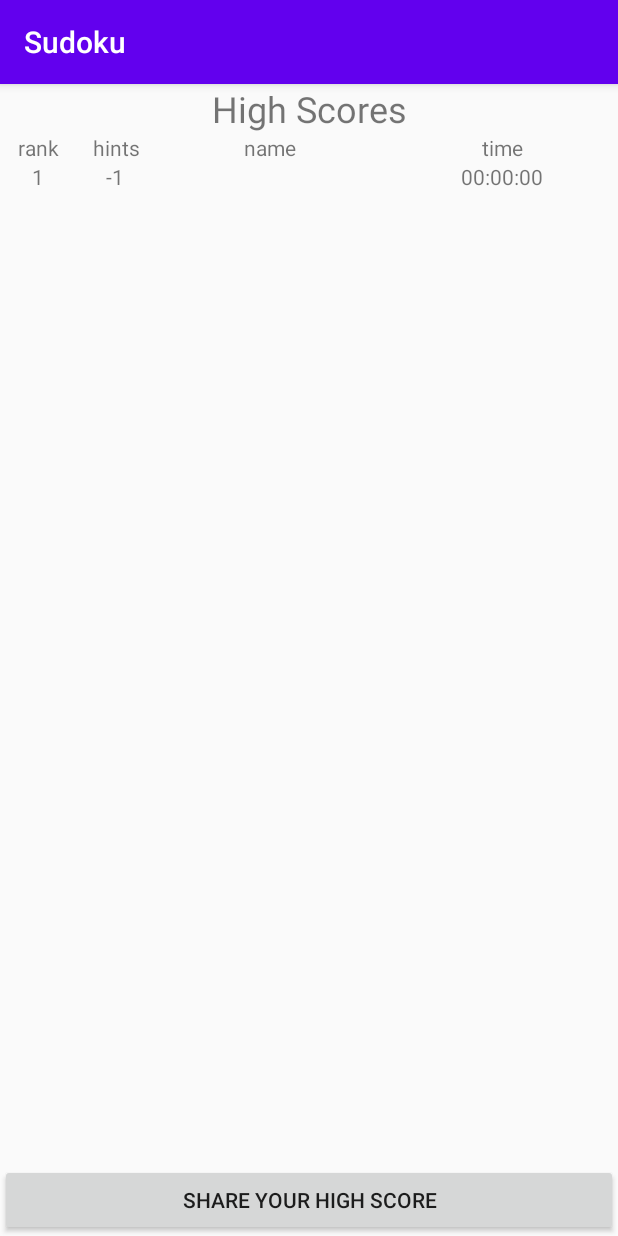
After one commit to matandoren/Sudoku, an Android app: the HighScoresActivity screen opened directly, with no data from a screen before it, on a phone screen of 412 x 824 dp. The commit adds this screen. Run offline under Robolectric (Android 15) with nearby library versions, the phone set to English and light mode, and no system bars.

Commit message:
Almost done

```diff
--- a/app/build.gradle
+++ b/app/build.gradle
@@ -31,4 +31,5 @@ dependencies {
     testImplementation 'junit:junit:4.12'
     androidTestImplementation 'androidx.test.ext:junit:1.1.1'
     androidTestImplementation 'androidx.test.espresso:espresso-core:3.2.0'
+    implementation 'androidx.recyclerview:recyclerview:1.1.0'
 }
--- a/app/src/main/AndroidManifest.xml
+++ b/app/src/main/AndroidManifest.xml
@@ -11,7 +11,8 @@
         android:roundIcon="@mipmap/ic_launcher_round"
         android:supportsRtl="true"
         android:theme="@style/AppTheme">
-        <activity android:name=".CreatePuzzleActivity"></activity>
+        <activity android:name=".HighScoresActivity"></activity>
+        <activity android:name=".CreatePuzzleActivity" />
         <activity android:name=".PlayActivity" />
         <activity android:name=".MainActivity">
             <intent-filter>
--- a/app/src/main/java/com/example/sudoku/CreatePuzzleActivity.java
+++ b/app/src/main/java/com/example/sudoku/CreatePuzzleActivity.java
@@ -123,6 +123,7 @@ public class CreatePuzzleActivity extends AppCompatActivity implements AddPhoneD
         Intent intent = new Intent(this,PlayActivity.class);
         intent.putExtra("PHONENUMBER",this.phoneNumber);
         intent.putExtra("HINTS", hints);
+        intent.putExtra("NAME", getIntent().getStringExtra("NAME"));
         startActivity(intent);
     }
 
--- /dev/null
+++ b/app/src/main/java/com/example/sudoku/HighScoreRecord.java
@@ -0,0 +1,18 @@
+package com.example.sudoku;
+
+import java.io.Serializable;
+
+public class HighScoreRecord implements Serializable, Comparable<HighScoreRecord> {
+    public int rank;
+    public int hints;
+    public String name;
+    public long time;
+
+    @Override
+    public int compareTo(HighScoreRecord o) {
+        if (hints == o.hints)
+            return (int)(time - o.time);
+        else
+            return hints - o.hints;
+    }
+}
--- /dev/null
+++ b/app/src/main/java/com/example/sudoku/HighScoresActivity.java
@@ -0,0 +1,80 @@
+package com.example.sudoku;
+
+import androidx.appcompat.app.AppCompatActivity;
+import androidx.recyclerview.widget.LinearLayoutManager;
+import androidx.recyclerview.widget.RecyclerView;
+
+import android.content.Intent;
+import android.os.Bundle;
+import android.widget.Toast;
+
+import java.io.File;
+import java.io.FileInputStream;
+import java.io.FileOutputStream;
+import java.io.IOException;
+import java.io.ObjectInputStream;
+import java.io.ObjectOutputStream;
+import java.util.Collections;
+import java.util.LinkedList;
+import java.util.List;
+
+public class HighScoresActivity extends AppCompatActivity {
+
+    @Override
+    protected void onCreate(Bundle savedInstanceState) {
+        super.onCreate(savedInstanceState);
+        setContentView(R.layout.activity_high_scores);
+
+        Intent intent = getIntent();
+        HighScoreRecord latestHighScore = new HighScoreRecord();
+        latestHighScore.rank = 1;
+        latestHighScore.hints = intent.getIntExtra("NUM_OF_HINTS", -1);
+        latestHighScore.name = intent.getStringExtra("NAME");
+        latestHighScore.time = intent.getLongExtra("TIME", -1);
+
+        List<HighScoreRecord> highScoreList = null;
+        File file = new File(getFilesDir(), getString(R.string.filename));
+        if (!file.exists()) {
+            highScoreList = new LinkedList<>();
+            highScoreList.add(latestHighScore);
+        } else {
+            ObjectInputStream is = null;
+            try {
+                is = new ObjectInputStream(new FileInputStream(file));
+                highScoreList = (LinkedList<HighScoreRecord>) is.readObject();
+            } catch (IOException | ClassNotFoundException e) {
+                Toast.makeText(this, e.getMessage(), Toast.LENGTH_LONG).show();
+            } finally {
+                try {
+                    if (is != null)
+                        is.close();
+                } catch (IOException e) {
+                    Toast.makeText(this, e.getMessage(), Toast.LENGTH_LONG).show();
+                }
+            }
+            if (highScoreList != null) {
+                highScoreList.add(latestHighScore);
+                Collections.sort(highScoreList);
+
+                int i = 1;
+                for (HighScoreRecord record : highScoreList)
+                    record.rank = i++;
+            }
+        }
+        if (file.exists())
+            file.delete();
+        try {
+            ObjectOutputStream os = new ObjectOutputStream(new FileOutputStream(file));
+            os.writeObject(highScoreList);
+            os.close();
+        } catch (IOException e) {
+            Toast.makeText(this, e.getMessage(), Toast.LENGTH_LONG).show();
+        }
+
+
+        RecyclerView recyclerView = findViewById(R.id.recycler);
+        recyclerView.setLayoutManager(new LinearLayoutManager(this));
+        HighScoresRecyclerAdapter adapter = new HighScoresRecyclerAdapter(this, highScoreList);
+        recyclerView.setAdapter(adapter);
+    }
+}
--- /dev/null
+++ b/app/src/main/java/com/example/sudoku/HighScoresRecyclerAdapter.java
@@ -0,0 +1,70 @@
+package com.example.sudoku;
+
+import android.content.Context;
+import android.view.LayoutInflater;
+import android.view.View;
+import android.view.ViewGroup;
+import android.widget.TextView;
+
+import androidx.annotation.NonNull;
+import androidx.recyclerview.widget.RecyclerView;
+
+import java.util.List;
+
+public class HighScoresRecyclerAdapter extends RecyclerView.Adapter<HighScoresRecyclerAdapter.ViewHolder> {
+    private List<HighScoreRecord> mData;
+    private LayoutInflater mInflater;
+
+
+    // data is passed into the constructor
+    HighScoresRecyclerAdapter(Context context, List<HighScoreRecord> data) {
+        this.mInflater = LayoutInflater.from(context);
+        this.mData = data;
+    }
+
+    // inflates the row layout from xml when needed
+    @NonNull
+    @Override
+    public ViewHolder onCreateViewHolder(@NonNull ViewGroup parent, int viewType) {
+        View view = mInflater.inflate(R.layout.row_layout, parent, false);
+        return new ViewHolder(view);
+    }
+
+    // binds the data to the TextView in each row
+    @Override
+    public void onBindViewHolder(ViewHolder holder, int position) {
+        HighScoreRecord record = mData.get(position);
+        holder.rankTV.setText("" + record.rank);
+        holder.hintsTV.setText("" + record.hints);
+        holder.nameTV.setText(record.name);
+        long time = record.time / 1000; // converts the time from milliseconds to seconds
+        int seconds = (int)(time % 60);
+        time /= 60; // converts the time from seconds to minutes
+        int minutes = (int)(time % 60);
+        time /= 60; // converts the time from minutes to hours
+        holder.timeTV.setText(String.format("%02d:%02d:%02d", time, minutes, seconds));
+    }
+
+    // total number of rows
+    @Override
+    public int getItemCount() {
+        return mData.size();
+    }
+
+    // stores and recycles views as they are scrolled off screen
+    public class ViewHolder extends RecyclerView.ViewHolder {
+        TextView rankTV;
+        TextView hintsTV;
+        TextView nameTV;
+        TextView timeTV;
+
+        ViewHolder(View itemView) {
+            super(itemView);
+            rankTV = itemView.findViewById(R.id.rank_TV);
+            hintsTV = itemView.findViewById(R.id.hints_TV);
+            nameTV = itemView.findViewById(R.id.name_TV);
+            timeTV = itemView.findViewById(R.id.time_TV);
+        }
+    }
+
+}
--- a/app/src/main/java/com/example/sudoku/MainActivity.java
+++ b/app/src/main/java/com/example/sudoku/MainActivity.java
@@ -28,6 +28,7 @@ public class MainActivity extends AppCompatActivity implements AddPhoneDialog.Ad
     private Button playButton;
     private Button createButton;
     private String phoneNumber;
+    private String name;
     private EditText numOfHintsEditText;
     private SudokuHint[] hints;
     private ProgressBar progressBar;
@@ -61,6 +62,13 @@ public class MainActivity extends AppCompatActivity implements AddPhoneDialog.Ad
                 String temp;
                 int numOfHints;
 
+                EditText et = findViewById(R.id.name_editText);
+                name = et.getText().toString();
+                if (name.equals("")) {
+                    Toast.makeText(MainActivity.this, R.string.name_is_mandatory_toast, Toast.LENGTH_LONG).show();
+                    return;
+                }
+
                 if (!(temp = numOfHintsEditText.getText().toString()).equals("") && (numOfHints = Integer.parseInt(temp)) >= MIN_HINTS && numOfHints < BOARD_SIZE * BOARD_SIZE) {
                     playButton.setEnabled(false);
                     numOfHintsEditText.setEnabled(false);
@@ -80,6 +88,12 @@ public class MainActivity extends AppCompatActivity implements AddPhoneDialog.Ad
         createButton.setOnClickListener(new View.OnClickListener() {
             @Override
             public void onClick(View v) {
+                EditText et = findViewById(R.id.name_editText);
+                name = et.getText().toString();
+                if (name.equals("")) {
+                    Toast.makeText(MainActivity.this, R.string.name_is_mandatory_toast, Toast.LENGTH_LONG).show();
+                    return;
+                }
                 MainActivity.this.openSudokuActivity();
             }
         });
@@ -87,14 +101,15 @@ public class MainActivity extends AppCompatActivity implements AddPhoneDialog.Ad
 
     private void openSudokuActivity() {
         Intent intent = new Intent(this,CreatePuzzleActivity.class);
+        intent.putExtra("NAME", name);
         startActivity(intent);
     }
 
     private void openPlayActivity(){
         Intent intent = new Intent(this,PlayActivity.class);
         intent.putExtra("PHONENUMBER",this.phoneNumber);
-
         intent.putExtra("HINTS", hints);
+        intent.putExtra("NAME", name);
 
         startActivity(intent);
     }
--- a/app/src/main/java/com/example/sudoku/PlayActivity.java
+++ b/app/src/main/java/com/example/sudoku/PlayActivity.java
@@ -68,8 +68,20 @@ public class PlayActivity extends AppCompatActivity {
         submitSolutionButton.setOnClickListener(new View.OnClickListener() {
             @Override
             public void onClick(View v) {
-                chronometer.stop();
                 isBoardEditable = false;
+                if (SudokuSolver.isSolved(board)) {
+                    long elapsedMillis = SystemClock.elapsedRealtime() - chronometer.getBase();
+                    chronometer.stop();
+                    Intent intent = new Intent(PlayActivity.this, HighScoresActivity.class);
+                    intent.putExtra("NUM_OF_HINTS", numOfHints);
+                    intent.putExtra("NAME", getIntent().getStringExtra("NAME"));
+                    intent.putExtra("TIME", elapsedMillis);
+                    startActivity(intent);
+                    finish();
+                } else {
+                    isBoardEditable = true;
+                    Toast.makeText(PlayActivity.this, R.string.puzzle_not_solved_toast, Toast.LENGTH_LONG).show();
+                }
             }
         });
 
--- /dev/null
+++ b/app/src/main/res/layout/activity_high_scores.xml
@@ -0,0 +1,83 @@
+<?xml version="1.0" encoding="utf-8"?>
+<androidx.constraintlayout.widget.ConstraintLayout xmlns:android="http://schemas.android.com/apk/res/android"
+    xmlns:app="http://schemas.android.com/apk/res-auto"
+    xmlns:tools="http://schemas.android.com/tools"
+    android:layout_width="match_parent"
+    android:layout_height="match_parent"
+    tools:context=".HighScoresActivity">
+
+    <TextView
+        android:id="@+id/textView"
+        android:layout_width="match_parent"
+        android:layout_height="wrap_content"
+        android:gravity="center"
+        android:text="@string/high_scores_title"
+        android:textSize="24sp"
+        app:layout_constraintBottom_toBottomOf="parent"
+        app:layout_constraintEnd_toEndOf="parent"
+        app:layout_constraintStart_toStartOf="parent"
+        app:layout_constraintTop_toTopOf="parent"
+        app:layout_constraintVertical_bias="0.0" />
+
+    <TextView
+        android:id="@+id/textView2"
+        android:layout_width="0dp"
+        android:layout_height="wrap_content"
+        android:gravity="center"
+        android:text="@string/rank_title"
+        app:layout_constraintLeft_toLeftOf="parent"
+        app:layout_constraintRight_toLeftOf="@id/textView5"
+        app:layout_constraintTop_toBottomOf="@+id/textView"
+        app:layout_constraintHorizontal_weight="1"/>
+
+    <TextView
+        android:id="@+id/textView4"
+        android:layout_width="0dp"
+        android:layout_height="wrap_content"
+        android:gravity="center"
+        android:text="@string/name_title"
+        app:layout_constraintHorizontal_weight="3"
+        app:layout_constraintLeft_toRightOf="@id/textView5"
+        app:layout_constraintRight_toLeftOf="@id/textView3"
+        app:layout_constraintTop_toBottomOf="@+id/textView" />
+
+    <TextView
+        android:id="@+id/textView5"
+        android:layout_width="0dp"
+        android:layout_height="wrap_content"
+        android:gravity="center"
+        android:text="@string/hints_title"
+        app:layout_constraintLeft_toRightOf="@id/textView2"
+        app:layout_constraintRight_toLeftOf="@id/textView4"
+        app:layout_constraintTop_toBottomOf="@+id/textView"
+        app:layout_constraintHorizontal_weight="1" />
+
+    <TextView
+        android:id="@+id/textView3"
+        android:layout_width="0dp"
+        android:layout_height="wrap_content"
+        android:gravity="center"
+        android:text="@string/time_title"
+        app:layout_constraintLeft_toRightOf="@id/textView4"
+        app:layout_constraintRight_toRightOf="parent"
+        app:layout_constraintTop_toBottomOf="@+id/textView"
+        app:layout_constraintHorizontal_weight="3" />
+
+    <Button
+        android:id="@+id/send_mail_button"
+        android:layout_width="match_parent"
+        android:layout_height="wrap_content"
+        android:text="@string/send_mail_button_text"
+        app:layout_constraintBottom_toBottomOf="parent"
+        app:layout_constraintEnd_toEndOf="parent"
+        app:layout_constraintStart_toStartOf="parent" />
+
+    <androidx.recyclerview.widget.RecyclerView
+        android:id="@+id/recycler"
+        android:layout_width="0dp"
+        android:layout_height="0dp"
+        app:layout_constraintBottom_toTopOf="@+id/send_mail_button"
+        app:layout_constraintEnd_toEndOf="parent"
+        app:layout_constraintStart_toStartOf="parent"
+        app:layout_constraintTop_toBottomOf="@+id/textView4" />
+</androidx.constraintlayout.widget.ConstraintLayout>
--- a/app/src/main/res/layout/activity_main.xml
+++ b/app/src/main/res/layout/activity_main.xml
@@ -52,4 +52,17 @@
         app:layout_constraintStart_toStartOf="parent"
         app:layout_constraintTop_toBottomOf="@+id/play_button"
         app:layout_constraintVertical_bias="0.05" />
+
+    <EditText
+        android:id="@+id/name_editText"
+        android:layout_width="wrap_content"
+        android:layout_height="wrap_content"
+        android:ems="10"
+        android:inputType="textPersonName"
+        android:hint="@string/name_title"
+        app:layout_constraintBottom_toBottomOf="parent"
+        app:layout_constraintEnd_toEndOf="parent"
+        app:layout_constraintStart_toStartOf="parent"
+        app:layout_constraintTop_toTopOf="parent"
+        app:layout_constraintVertical_bias="0.1" />
 </androidx.constraintlayout.widget.ConstraintLayout>
--- /dev/null
+++ b/app/src/main/res/layout/row_layout.xml
@@ -0,0 +1,37 @@
+<?xml version="1.0" encoding="utf-8"?>
+<LinearLayout
+    xmlns:android="http://schemas.android.com/apk/res/android"
+    android:layout_width="match_parent"
+    android:layout_height="wrap_content"
+    android:orientation="horizontal"
+    android:weightSum="8">
+
+    <TextView
+        android:id="@+id/rank_TV"
+        android:layout_width="0dp"
+        android:layout_height="wrap_content"
+        android:gravity="center"
+        android:layout_weight = "1"/>
+
+    <TextView
+        android:id="@+id/hints_TV"
+        android:layout_width="0dp"
+        android:layout_height="wrap_content"
+        android:gravity="center"
+        android:layout_weight = "1"/>
+
+    <TextView
+        android:id="@+id/name_TV"
+        android:layout_width="0dp"
+        android:layout_height="wrap_content"
+        android:gravity="center"
+        android:layout_weight = "3"/>
+
+    <TextView
+        android:id="@+id/time_TV"
+        android:layout_width="0dp"
+        android:layout_height="wrap_content"
+        android:gravity="center"
+        android:layout_weight = "3"/>
+
+</LinearLayout>
--- a/app/src/main/res/values/strings.xml
+++ b/app/src/main/res/values/strings.xml
@@ -16,4 +16,13 @@
     <string name="number_of_hints_hint">Number of hints</string>
     <string name="num_of_hints_range_part1">The number of hints has to be at least</string>
     <string name="num_of_hints_range_part2">and no more than</string>
+    <string name="puzzle_not_solved_toast">This puzzle is not solved!</string>
+    <string name="high_scores_title">High Scores</string>
+    <string name="rank_title">rank</string>
+    <string name="time_title">time</string>
+    <string name="name_title">name</string>
+    <string name="hints_title">hints</string>
+    <string name="send_mail_button_text">Share your high score</string>
+    <string name="name_is_mandatory_toast">You must enter a name</string>
+    <string name="filename">com.example.sudoku.highscores</string>
 </resources>
```
Also changed, not shown: 2 other files.
